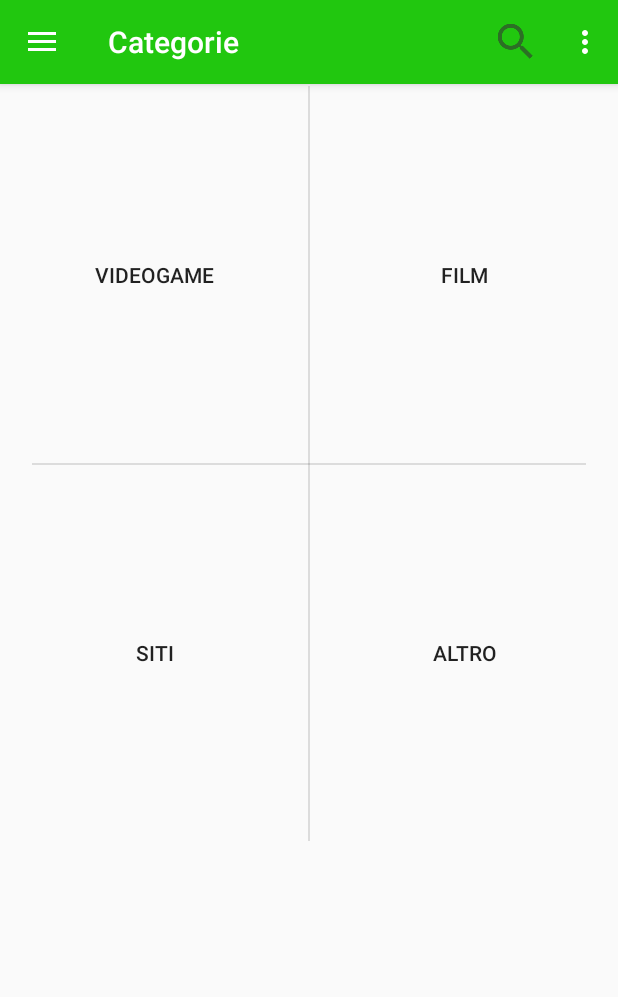
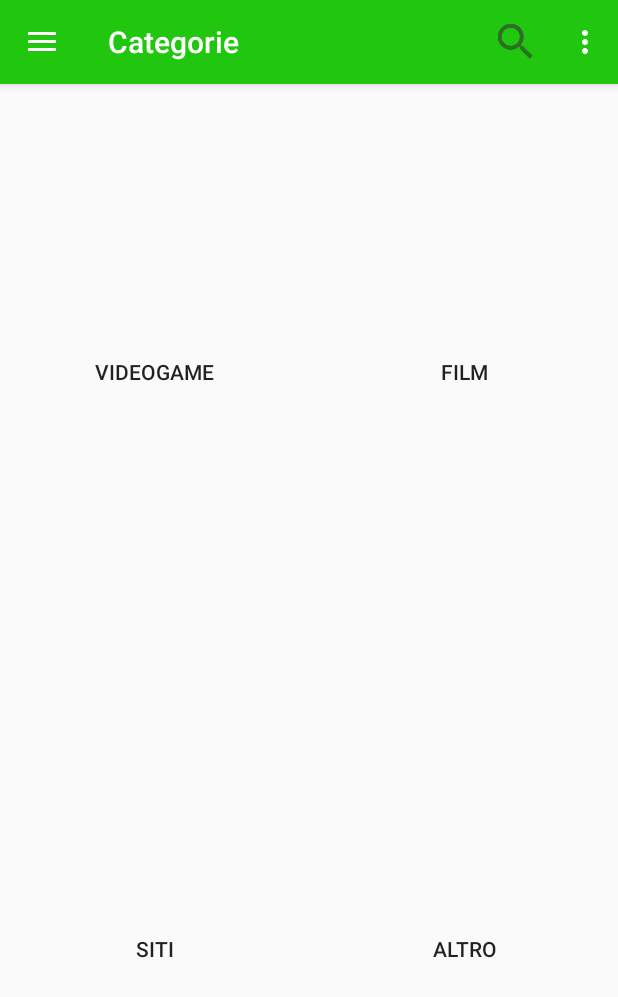
Before and after one commit to StandardInd/StdRvw, an Android app: the activity_categorie screen opened directly, with no data from a screen before it, on a phone screen of 412 x 824 dp. Shown: the top 997 px of the screen. Run offline under Robolectric (Android 15) with nearby library versions, the phone set to English and light mode, and no system bars.

Commit message:
risolto il problema dei pulsanti

```diff
--- a/app/src/main/res/layout/app_bar_main.xml
+++ b/app/src/main/res/layout/app_bar_main.xml
@@ -30,43 +30,31 @@
     <include
         android:id="@+id/include_cat"
         layout="@layout/content_activity_categorie"
-        android:layout_width="match_parent"
-        android:layout_height="wrap_content"
+        android:visibility="invisible" />
+
+    <include
+        android:id="@+id/include_myreview"
+        layout="@layout/content_activity_myreview"
         android:visibility="invisible" />
 
     <include
         android:id="@+id/include_account"
         layout="@layout/content_activity_account"
-        android:layout_width="match_parent"
-        android:layout_height="wrap_content"
-        android:visibility="invisible" />
-
-    <include
-        android:id="@+id/include_myreview"
-        layout="@layout/content_activity_myreview"
-        android:layout_width="match_parent"
-        android:layout_height="wrap_content"
         android:visibility="invisible" />
 
     <include
         android:id="@+id/include_seguiti"
         layout="@layout/content_activity_seguiti"
-        android:layout_width="match_parent"
-        android:layout_height="wrap_content"
         android:visibility="invisible" />
 
     <include
         android:id="@+id/include_crediti"
         layout="@layout/content_activity_crediti"
-        android:layout_width="match_parent"
-        android:layout_height="wrap_content"
         android:visibility="invisible" />
 
     <include
         android:id="@+id/include_cronologia"
         layout="@layout/content_activity_cronologia"
-        android:layout_width="match_parent"
-        android:layout_height="wrap_content"
         android:visibility="invisible" />
 
 </android.support.design.widget.CoordinatorLayout>
--- a/app/src/main/res/layout/content_activity_categorie.xml
+++ b/app/src/main/res/layout/content_activity_categorie.xml
@@ -2,91 +2,79 @@
 <android.support.constraint.ConstraintLayout xmlns:android="http://schemas.android.com/apk/res/android"
     xmlns:app="http://schemas.android.com/apk/res-auto"
     xmlns:tools="http://schemas.android.com/tools"
-    android:layout_width="wrap_content"
-    android:layout_height="wrap_content"
+    android:layout_width="match_parent"
+    android:layout_height="match_parent"
     app:layout_behavior="@string/appbar_scrolling_view_behavior"
-    tools:context=".activity_categorie"
+    tools:context=".MainActivity"
     tools:showIn="@layout/app_bar_main">
-
-    <android.support.constraint.ConstraintLayout
-        android:layout_width="0dp"
-        android:layout_height="wrap_content"
-        android:layout_marginTop="57dp"
-        app:layout_constraintBottom_toBottomOf="parent"
-        app:layout_constraintEnd_toEndOf="parent"
-        app:layout_constraintHorizontal_bias="0.0"
-        app:layout_constraintStart_toStartOf="parent"
-        app:layout_constraintTop_toTopOf="parent"
-        app:layout_constraintVertical_bias="0.0">
-
-        <View
-            android:id="@+id/divider4"
-            android:layout_width="369dp"
-            android:layout_height="1dp"
-            android:background="?android:attr/listDivider"
-            app:layout_constraintBottom_toBottomOf="parent"
-            app:layout_constraintEnd_toEndOf="parent"
-            app:layout_constraintStart_toStartOf="parent"
-            app:layout_constraintTop_toTopOf="parent" />
-
-        <View
-            android:id="@+id/divider5"
-            android:layout_width="1dp"
-            android:layout_height="503dp"
-            android:background="?android:attr/listDivider"
-            app:layout_constraintBottom_toBottomOf="parent"
-            app:layout_constraintEnd_toEndOf="parent"
-            app:layout_constraintHorizontal_bias="0.5"
-            app:layout_constraintStart_toStartOf="parent"
-            app:layout_constraintTop_toTopOf="parent" />
 
     <Button
         android:id="@+id/button"
+        style="@android:style/Widget.DeviceDefault.Button.Borderless"
         android:layout_width="0dp"
         android:layout_height="0dp"
-            android:background="?attr/selectableItemBackgroundBorderless"
         android:text="Videogame"
-            app:layout_constraintBottom_toTopOf="@+id/divider4"
-            app:layout_constraintEnd_toStartOf="@+id/divider5"
+        app:layout_constraintBottom_toTopOf="@+id/divider2"
+        app:layout_constraintEnd_toStartOf="@+id/divider"
         app:layout_constraintHorizontal_bias="0.5"
         app:layout_constraintStart_toStartOf="parent"
         app:layout_constraintTop_toTopOf="parent" />
 
     <Button
         android:id="@+id/button2"
+        style="@android:style/Widget.DeviceDefault.Button.Borderless"
         android:layout_width="0dp"
         android:layout_height="0dp"
-            android:background="?attr/selectableItemBackgroundBorderless"
         android:text="Film"
-            app:layout_constraintBottom_toTopOf="@+id/divider4"
+        app:layout_constraintBottom_toTopOf="@+id/divider2"
         app:layout_constraintEnd_toEndOf="parent"
         app:layout_constraintHorizontal_bias="0.5"
-            app:layout_constraintStart_toEndOf="@+id/divider5"
+        app:layout_constraintStart_toEndOf="@+id/divider"
         app:layout_constraintTop_toTopOf="parent" />
 
     <Button
         android:id="@+id/button3"
+        style="@android:style/Widget.DeviceDefault.Button.Borderless"
         android:layout_width="0dp"
         android:layout_height="0dp"
-            android:background="?attr/selectableItemBackgroundBorderless"
         android:text="Siti"
         app:layout_constraintBottom_toBottomOf="parent"
-            app:layout_constraintEnd_toStartOf="@+id/divider5"
+        app:layout_constraintEnd_toStartOf="@+id/divider"
         app:layout_constraintHorizontal_bias="0.5"
         app:layout_constraintStart_toStartOf="parent"
-            app:layout_constraintTop_toBottomOf="@+id/divider4" />
+        app:layout_constraintTop_toBottomOf="@+id/divider2" />
 
     <Button
         android:id="@+id/button4"
+        style="@android:style/Widget.DeviceDefault.Button.Borderless"
         android:layout_width="0dp"
         android:layout_height="0dp"
-            android:background="?attr/selectableItemBackgroundBorderless"
         android:text="Altro"
         app:layout_constraintBottom_toBottomOf="parent"
         app:layout_constraintEnd_toEndOf="parent"
         app:layout_constraintHorizontal_bias="0.5"
-            app:layout_constraintStart_toEndOf="@+id/divider5"
-            app:layout_constraintTop_toBottomOf="@+id/divider4" />
-    </android.support.constraint.ConstraintLayout>
+        app:layout_constraintStart_toEndOf="@+id/divider"
+        app:layout_constraintTop_toBottomOf="@+id/divider2" />
+
+    <View
+        android:id="@+id/divider"
+        android:layout_width="1dp"
+        android:layout_height="495dp"
+        android:background="?android:attr/listDivider"
+        android:visibility="invisible"
+        app:layout_constraintEnd_toEndOf="parent"
+        app:layout_constraintStart_toStartOf="parent"
+        tools:layout_editor_absoluteY="8dp" />
+
+    <View
+        android:id="@+id/divider2"
+        android:layout_width="368dp"
+        android:layout_height="1dp"
+        android:background="?android:attr/listDivider"
+        android:visibility="invisible"
+        app:layout_constraintBottom_toBottomOf="parent"
+        app:layout_constraintEnd_toEndOf="parent"
+        app:layout_constraintStart_toStartOf="parent"
+        app:layout_constraintTop_toTopOf="parent" />
 
 </android.support.constraint.ConstraintLayout>
```
Also changed, not shown: app/src/main/res/layout/content_main.xml (indentation only). Lines whose indentation alone changed are shown as unchanged.
